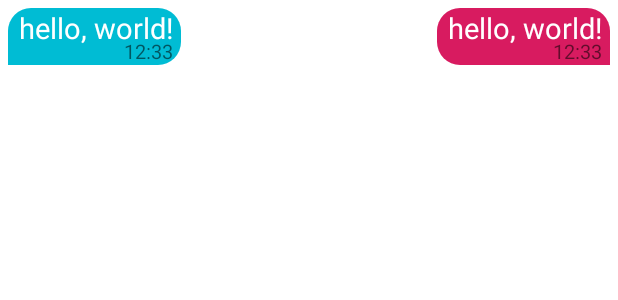
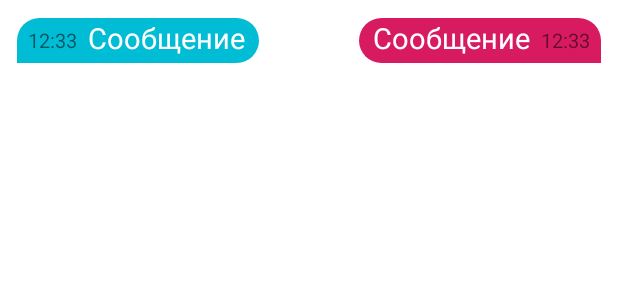
Before and after one commit to Azim87/client, an Android app: the layout item_chat_viewholder.xml on its own in the app's theme, with its tools: preview values and no code run, on a phone screen of 412 x 824 dp. Shown: the top 300 px of the screen. Run offline under Robolectric (Android 15) with nearby library versions, the phone set to English and light mode, and no system bars.

Commit message:
fixed chat design // view pager dots // order chat by time descending

```diff
--- a/app/build.gradle
+++ b/app/build.gradle
@@ -50,4 +50,7 @@ dependencies {
 
     /* dexter permission*/
     implementation 'com.karumi:dexter:6.0.0'
+
+    /* view pager dots indicator*/
+    implementation 'com.tbuonomo.andrui:viewpagerdotsindicator:4.1.2'
 }
--- a/app/src/main/java/com/kubatov/client/data/RemoteDriversDataSource/DriversRemoteData.java
+++ b/app/src/main/java/com/kubatov/client/data/RemoteDriversDataSource/DriversRemoteData.java
@@ -2,6 +2,7 @@ package com.kubatov.client.data.RemoteDriversDataSource;
 
 import com.google.firebase.auth.FirebaseAuth;
 import com.google.firebase.firestore.FirebaseFirestore;
+import com.google.firebase.firestore.Query;
 import com.google.firebase.firestore.QuerySnapshot;
 import com.google.firebase.storage.FirebaseStorage;
 import com.google.firebase.storage.StorageReference;
@@ -69,7 +70,7 @@ public class DriversRemoteData implements IDriversRemoteData {
     @Override
     public void getChatMessage(IClientRepository.chatCallback chatCallback) {
         FirebaseFirestore chatData = FirebaseFirestore.getInstance();
-        chatData.collection(CHAT)
+        chatData.collection(CHAT).orderBy("chatTime", Query.Direction.DESCENDING)
                 .get()
                 .addOnSuccessListener(snapshots -> {
                     List<Chat> chat = snapshots.toObjects(Chat.class);
--- a/app/src/main/java/com/kubatov/client/ui/chat/ChatActivity.java
+++ b/app/src/main/java/com/kubatov/client/ui/chat/ChatActivity.java
@@ -66,7 +66,9 @@ public class ChatActivity extends AppCompatActivity {
     }
 
     private void initRecycler() {
-        mChatRecyclerView.setLayoutManager(new LinearLayoutManager(this));
+        LinearLayoutManager linearLayoutManager = new  LinearLayoutManager(this);
+        linearLayoutManager.setReverseLayout(true);
+        mChatRecyclerView.setLayoutManager(linearLayoutManager);
         mChatRecyclerView.setAdapter(mAdapter);
         getMessage();
     }
--- a/app/src/main/java/com/kubatov/client/ui/tripdetails/TripDetailsActivity.java
+++ b/app/src/main/java/com/kubatov/client/ui/tripdetails/TripDetailsActivity.java
@@ -25,6 +25,7 @@ import com.kubatov.client.R;
 import com.kubatov.client.ui.chat.ChatActivity;
 import com.kubatov.client.ui.tripdetails.adapter.TripAdapter;
 import com.kubatov.client.util.SharedHelper;
+import com.tbuonomo.viewpagerdotsindicator.WormDotsIndicator;
 
 import java.util.ArrayList;
 import java.util.List;
@@ -83,6 +84,8 @@ public class TripDetailsActivity extends AppCompatActivity {
     ViewPager tripImgViewPager;
     @BindView(R.id.call_to_driver)
     FloatingActionButton callToDriverButton;
+    @BindView(R.id.worm_dots_indicator)
+    WormDotsIndicator wormDotsIndicator;
 
     public static void start(
             Context context, String tripDate, String tripTo, String tripFrom,
@@ -115,6 +118,7 @@ public class TripDetailsActivity extends AppCompatActivity {
 
     private void initViewPager() {
         tripImgViewPager.setAdapter(adapter);
+        wormDotsIndicator.setViewPager(tripImgViewPager);
     }
 
     private void getDetailedTripInfo() {
--- a/app/src/main/res/layout/activity_chat.xml
+++ b/app/src/main/res/layout/activity_chat.xml
@@ -11,6 +11,7 @@
         android:id="@+id/chat_recycler_view"
         android:layout_width="match_parent"
         android:layout_height="0dp"
+        android:layout_marginBottom="10dp"
         app:layout_constraintBottom_toTopOf="@+id/edit_text_chat"
         app:layout_constraintTop_toTopOf="parent" />
 
--- a/app/src/main/res/layout/item_chat_viewholder.xml
+++ b/app/src/main/res/layout/item_chat_viewholder.xml
@@ -2,52 +2,56 @@
 <androidx.constraintlayout.widget.ConstraintLayout xmlns:android="http://schemas.android.com/apk/res/android"
     xmlns:app="http://schemas.android.com/apk/res-auto"
     android:layout_width="match_parent"
-    android:layout_height="wrap_content">
+    android:layout_height="wrap_content"
+    android:layout_alignParentBottom="true">
 
-    <RelativeLayout
+    <androidx.constraintlayout.widget.ConstraintLayout
         android:id="@+id/container_1"
         android:layout_width="wrap_content"
         android:layout_height="wrap_content"
+        android:layout_marginTop="12dp"
+        android:layout_marginRight="11dp"
+        android:background="@drawable/chat_message_style"
         android:orientation="vertical"
-        android:padding="5dp"
         app:layout_constraintRight_toRightOf="parent"
         app:layout_constraintTop_toTopOf="parent">
 
         <TextView
             android:id="@+id/text_message_1"
-            android:layout_width="wrap_content"
+            android:layout_width="match_parent"
             android:layout_height="wrap_content"
-            android:layout_gravity="end"
-            android:background="@drawable/chat_message_style"
-            android:paddingStart="7dp"
-            android:paddingEnd="5dp"
-            android:paddingBottom="12dp"
-            android:text="hello, world!"
+            android:paddingStart="9dp"
+            android:paddingEnd="7dp"
+            android:paddingBottom="4dp"
+            android:text="Сообщение"
             android:textColor="@color/colorWhite"
             android:textSize="19sp"
-            app:layout_constraintEnd_toEndOf="parent"
-            app:layout_constraintRight_toRightOf="parent"
-            app:layout_constraintTop_toTopOf="parent" />
+            app:layout_constraintBottom_toBottomOf="@+id/container_1"
+            app:layout_constraintEnd_toStartOf="@+id/chat_time_1"
+            app:layout_constraintTop_toTopOf="@id/container_1" />
 
         <TextView
             android:id="@+id/chat_time_1"
-            android:layout_width="wrap_content"
+            android:layout_width="match_parent"
             android:layout_height="wrap_content"
-            android:layout_alignRight="@+id/text_message_1"
-            android:layout_alignBottom="@+id/text_message_1"
             android:layout_gravity="end"
-            android:paddingEnd="5dp"
+            android:paddingEnd="7dp"
+            android:paddingBottom="6dp"
             android:text="12:33"
-            android:textSize="13sp" />
+            android:textSize="13sp"
+            app:layout_constraintBottom_toBottomOf="@id/container_1"
+            app:layout_constraintEnd_toEndOf="@id/container_1" />
 
-    </RelativeLayout>
+    </androidx.constraintlayout.widget.ConstraintLayout>
 
-    <RelativeLayout
+    <androidx.constraintlayout.widget.ConstraintLayout
         android:id="@+id/container_2"
         android:layout_width="wrap_content"
         android:layout_height="wrap_content"
+        android:layout_marginLeft="11dp"
+        android:layout_marginTop="12dp"
+        android:background="@drawable/chat_message_from_style"
         android:orientation="vertical"
-        android:padding="5dp"
         app:layout_constraintLeft_toLeftOf="parent"
         app:layout_constraintTop_toTopOf="parent">
 
@@ -56,27 +60,26 @@
             android:layout_width="wrap_content"
             android:layout_height="wrap_content"
             android:layout_gravity="end"
-            android:background="@drawable/chat_message_from_style"
-            android:paddingStart="7dp"
-            android:paddingEnd="5dp"
-            android:paddingBottom="12dp"
-            android:text="hello, world!"
+            android:paddingLeft="7dp"
+            android:paddingEnd="9dp"
+            android:paddingBottom="4dp"
+            android:text="Сообщение"
             android:textColor="@color/colorWhite"
             android:textSize="19sp"
-            app:layout_constraintEnd_toEndOf="parent"
-            app:layout_constraintRight_toRightOf="parent"
-            app:layout_constraintTop_toTopOf="parent" />
+            app:layout_constraintStart_toEndOf="@+id/chat_time_2" />
 
         <TextView
             android:id="@+id/chat_time_2"
             android:layout_width="wrap_content"
             android:layout_height="wrap_content"
-            android:layout_alignRight="@+id/text_message_2"
-            android:layout_alignBottom="@+id/text_message_2"
-            android:layout_gravity="end"
-            android:paddingEnd="5dp"
+            android:paddingStart="7dp"
+            android:paddingBottom="6dp"
             android:text="12:33"
-            android:textSize="13sp" />
+            android:textSize="13sp"
+            app:layout_constraintBottom_toBottomOf="@+id/text_message_2"
+            app:layout_constraintEnd_toEndOf="@+id/text_message_2"
+            app:layout_constraintHorizontal_bias="0.0"
+            app:layout_constraintStart_toStartOf="@+id/text_message_2" />
 
-    </RelativeLayout>
+    </androidx.constraintlayout.widget.ConstraintLayout>
 </androidx.constraintlayout.widget.ConstraintLayout>
```
Also changed, not shown: app/src/main/java/com/kubatov/client/ui/chat/ChatAdapter.java (+7 -6 lines), app/src/main/res/layout/activity_trip_details.xml (+17 -11 lines).
